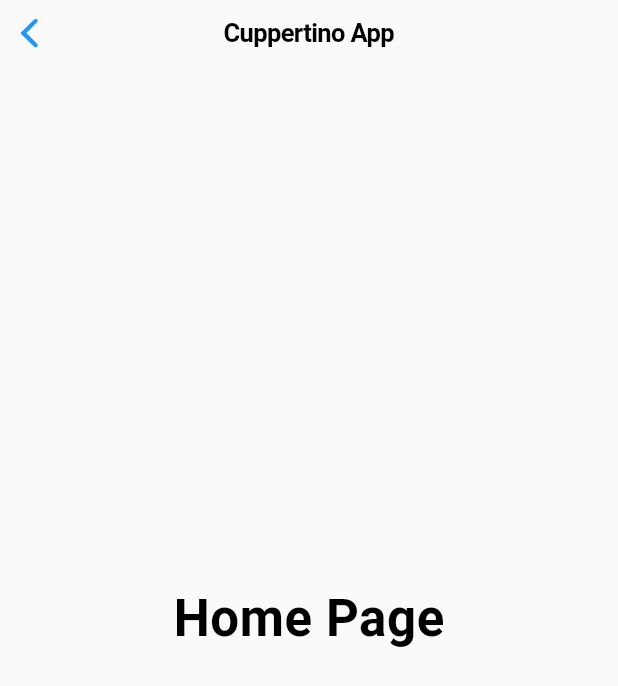
After one commit to RadBile2022/flutter-pemula, a Flutter app: the MainView screen opened directly, on a phone screen of 412 x 824 dp. The commit adds this screen. Shown: the top 686 px of the screen. Run offline on Flutter 3.47's test engine with Material 2 defaults, Android fonts, the phone set to English and light mode, and no system bars; our stand-ins replace image_picker.

```diff
--- a/lib/entities/Product.dart
+++ b/lib/entities/Product.dart
@@ -1,18 +1,21 @@
+import 'dart:io';
+
 class Product{
   String? id, name;
   double? price;
+  File? image;
 
 
 
   Product({
     required this.id,
     required this.name,
-    required this.price
+    required this.price,
+    required this.image
   });
-
 
   @override
   String toString() {
-    return 'Product{id: $id, name: $name, price: $price}';
+    return 'Product{id: $id, name: $name, price: $price, image: $image}';
   }
 }
--- /dev/null
+++ b/lib/views/MainView.dart
@@ -0,0 +1,21 @@
+
+
+import 'package:flutter/cupertino.dart';
+
+class MainView extends StatelessWidget {
+  @override
+  Widget build(BuildContext context) {
+   return CupertinoPageScaffold(
+       navigationBar: CupertinoNavigationBar(
+         middle: Text('Cuppertino App'),
+       ),
+     child: Center(
+       child: Text(
+         'Home Page',
+         style: CupertinoTheme.of(context).textTheme.navLargeTitleTextStyle,
+       ),
+     ),
+   );
+  }
+
+}
--- a/pubspec.yaml
+++ b/pubspec.yaml
@@ -35,6 +35,7 @@ dependencies:
   # The following adds the Cupertino Icons font to your application.
   # Use with the CupertinoIcons class for iOS style icons.
   cupertino_icons: ^1.0.2
+  image_picker: ^0.8.7+4
 
 dev_dependencies:
   flutter_test:
```
Also changed, not shown: lib/main.dart (+5 -5 lines), lib/test_unit.dart (+18 -18 lines), lib/views/ProductCreate.dart (+32 -3 lines), lib/views/ProductView.dart (+34 -10 lines), pubspec.lock.
